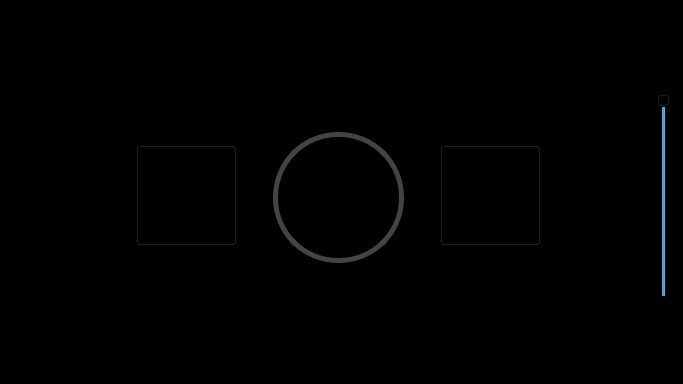
Old version of the form ViewLayer/SongPlayerUi.ui in the repository UCSolarCarTeam/Epsilon-Onboard-Media-Control.
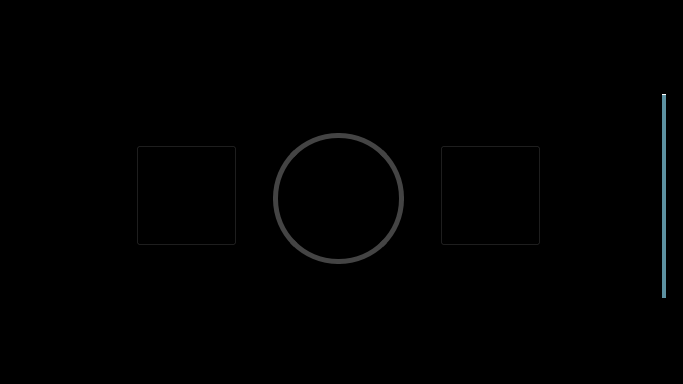
New version of the form. Icons and pictures are not drawn.

```diff
--- a/ViewLayer/SongPlayerUi.ui
+++ b/ViewLayer/SongPlayerUi.ui
@@ -38,6 +38,18 @@
    </item>
    <item row="2" column="6" alignment="Qt::AlignHCenter">
     <widget class="QLabel" name="infoLabel">
+     <property name="sizePolicy">
+      <sizepolicy hsizetype="Fixed" vsizetype="Preferred">
+       <horstretch>0</horstretch>
+       <verstretch>0</verstretch>
+      </sizepolicy>
+     </property>
+     <property name="minimumSize">
+      <size>
+       <width>0</width>
+       <height>26</height>
+      </size>
+     </property>
      <property name="font">
       <font>
        <family>Nimbus Sans L</family>
@@ -316,6 +328,21 @@
        <height>0</height>
       </size>
      </property>
+     <property name="styleSheet">
+      <string notr="true">QSlider::groove:vertical{
+background: #5c91a1;
+width: 4px;
+position: absolute; 
+}
+
+QSlider::add-page:vertical{
+background: #5c91a1;
+}
+
+QSlider::sub-page:vertical {
+background: white;
+}</string>
+     </property>
      <property name="sliderPosition">
       <number>99</number>
      </property>
```
Left out of the diff: 4 changed lines with no effect on the pictures.
